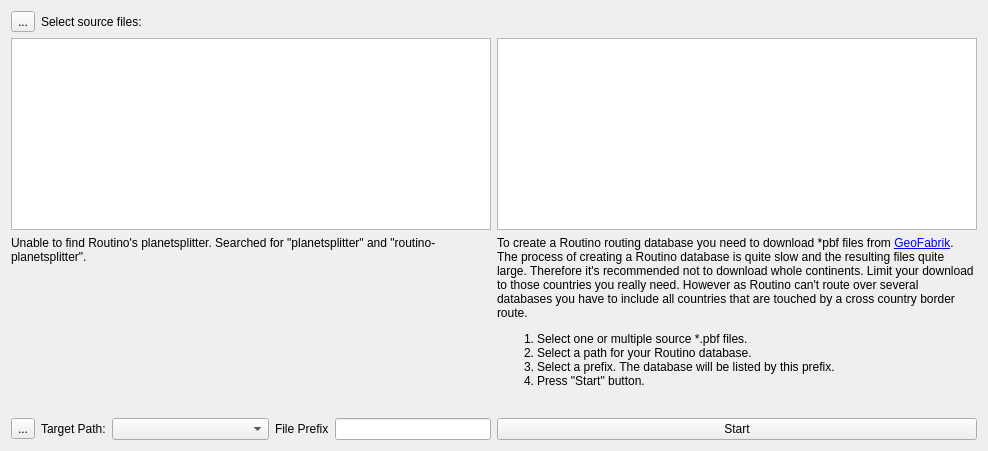
Above: src/qmapshack/tool/IRoutinoDatabaseBuilder.ui from Maproom/qmapshack before the change. Below: the same form after it.
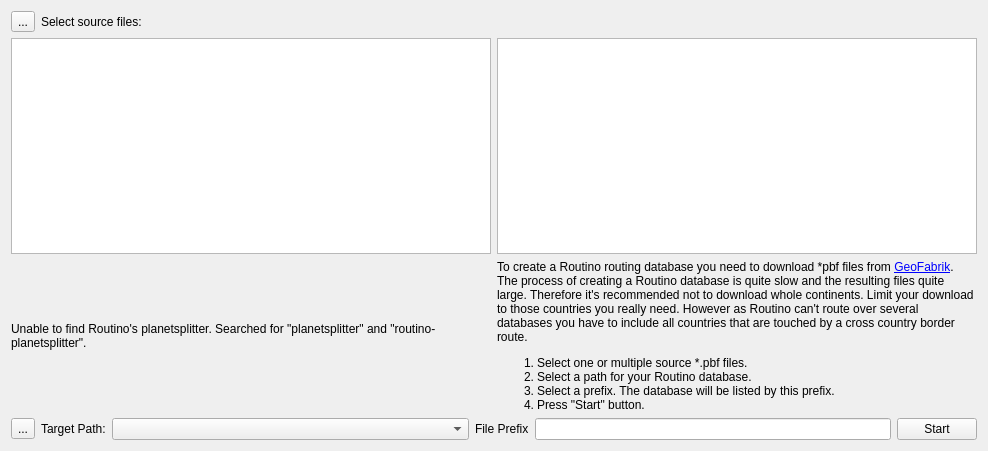
That is the form after the change. Icons and pictures are not drawn. Custom widgets are drawn as their Qt base class.

Commit message: [QMS-1330] Create Routino Database: columns of equal width

Patch:
```diff
--- a/src/qmapshack/tool/IRoutinoDatabaseBuilder.ui
+++ b/src/qmapshack/tool/IRoutinoDatabaseBuilder.ui
@@ -13,7 +13,7 @@
   <property name="windowTitle">
    <string>Form</string>
   </property>
-  <layout class="QGridLayout" name="gridLayout">
+  <layout class="QGridLayout" name="gridLayout" rowstretch="0,1,0,0" columnstretch="1,1">
    <item row="1" column="0">
     <widget class="QListWidget" name="listWidget"/>
    </item>
@@ -48,14 +48,7 @@
    <item row="1" column="1">
     <widget class="QTextBrowser" name="textBrowser"/>
    </item>
-   <item row="3" column="1">
-    <widget class="QPushButton" name="pushStart">
-     <property name="text">
-      <string>Start</string>
-     </property>
-    </widget>
-   </item>
-   <item row="3" column="0">
+   <item row="3" column="0" colspan="2">
     <layout class="QHBoxLayout" name="horizontalLayout_4">
      <item>
       <widget class="QToolButton" name="toolTargetPath">
@@ -110,6 +103,13 @@
      <item>
       <widget class="QLineEdit" name="lineTargetPrefix"/>
      </item>
+     <item>
+      <widget class="QPushButton" name="pushStart">
+       <property name="text">
+        <string>Start</string>
+       </property>
+      </widget>
+     </item>
     </layout>
    </item>
    <item row="2" column="1">
@@ -133,13 +133,13 @@
          <widget class="QLabel" name="labelHelp">
           <property name="text">
            <string>&lt;p&gt;To create a Routino routing database you need to download *pbf files from &lt;a href='http://download.geofabrik.de/'&gt;GeoFabrik&lt;/a&gt;. The process of creating a Routino database is quite slow and the resulting files quite large. Therefore it's recommended not to download whole continents. Limit your download to those countries you really need. However as Routino can't route over several databases you have to include all countries that are touched by a cross country border route.&lt;/p&gt;
-   
-   &lt;ol&gt;
-   &lt;li&gt;Select one or multiple source *.pbf files.&lt;/li&gt;
-   &lt;li&gt;Select a path for your Routino database.&lt;/li&gt;
-   &lt;li&gt;Select a prefix. The database will be listed by this prefix.&lt;/li&gt;
-   &lt;li&gt;Press &quot;Start&quot; button.&lt;/li&gt;
-   &lt;/ol&gt;</string>
+
+&lt;ol&gt;
+&lt;li&gt;Select one or multiple source *.pbf files.&lt;/li&gt;
+&lt;li&gt;Select a path for your Routino database.&lt;/li&gt;
+&lt;li&gt;Select a prefix. The database will be listed by this prefix.&lt;/li&gt;
+&lt;li&gt;Press &quot;Start&quot; button.&lt;/li&gt;
+&lt;/ol&gt;</string>
           </property>
           <property name="alignment">
            <set>Qt::AlignLeading|Qt::AlignLeft|Qt::AlignTop</set>
@@ -166,19 +166,6 @@
        </property>
       </widget>
      </item>
-     <item>
-      <spacer name="verticalSpacer">
-       <property name="orientation">
-        <enum>Qt::Vertical</enum>
-       </property>
-       <property name="sizeHint" stdset="0">
-        <size>
-         <width>20</width>
-         <height>40</height>
-        </size>
-       </property>
-      </spacer>
-     </item>
     </layout>
    </item>
   </layout>
```
